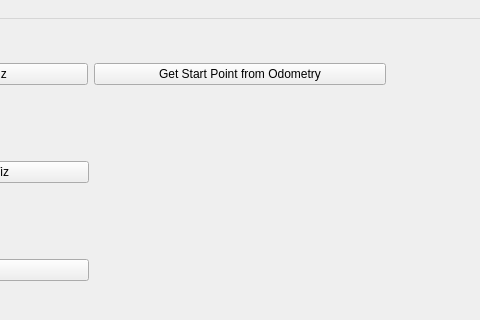
Above: mbf_rrts_planner/forms/control_panel.ui from MRSD-Project-GHAR/ha_planner before the change; both pictures show x 214 to 694 and y 0 to 320 of the 1200 by 544 pixel window. Below: the same form after it.
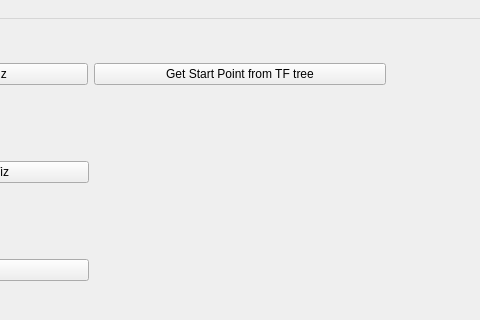
That is the form after the change.

Commit message: Add parallel plan execution and start pose from tf

What changed in the file:
```diff
--- a/mbf_rrts_planner/forms/control_panel.ui
+++ b/mbf_rrts_planner/forms/control_panel.ui
@@ -29,7 +29,7 @@
         <item>
          <widget class="QPushButton" name="odom_start_point_button">
           <property name="text">
-           <string>Get Start Point from Odometry</string>
+           <string>Get Start Point from TF tree</string>
           </property>
          </widget>
         </item>
```
Left out of the diff: 2 changed lines with no effect on the pictures. The commit also changes 2 other files.
